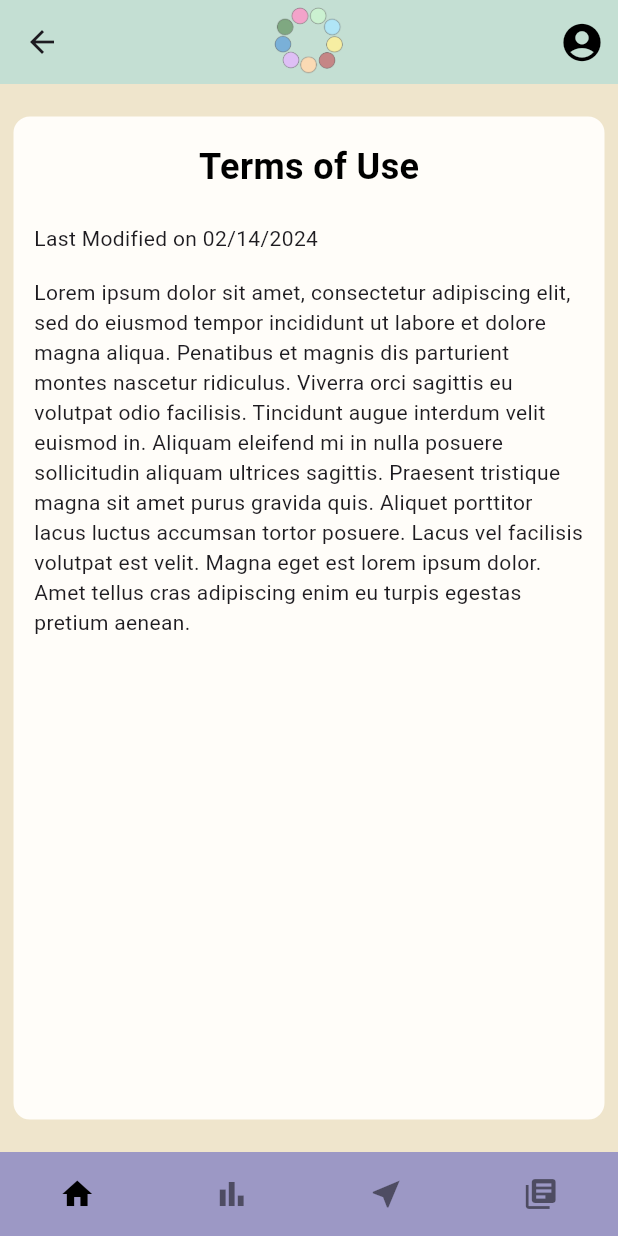
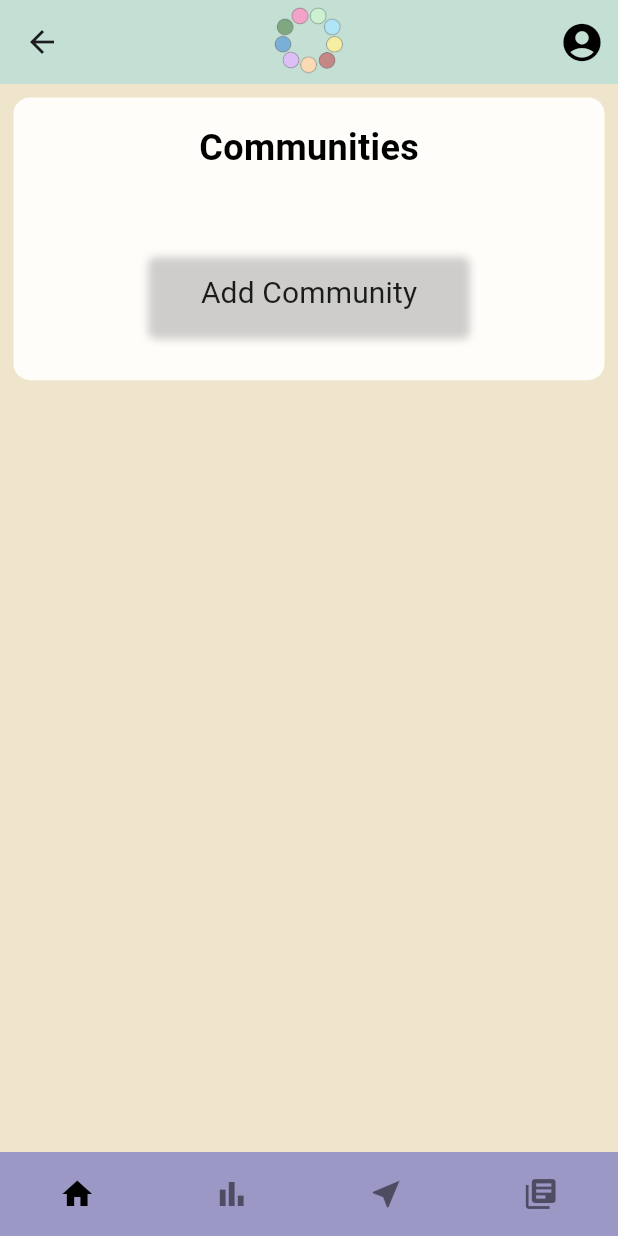
Before and after one commit to Virtuous-Dev-Team/virtuous, a Flutter app: the DevSettingsPage screen opened by its route, on a phone screen of 412 x 824 dp. Run offline on Flutter 3.47's test engine with Material 3 defaults, Android fonts, the phone set to English and light mode, and no system bars; our stand-ins replace auto_size_text, cloud_firestore, firebase_auth, firebase_core, flutter_calendar_carousel, flutter_local_notifications and 13 more; missing offline and left inert: colours, dart:ffi, flutter_facebook_auth, geoflutterfire2; accounts and stored records are empty; generated files the repository leaves out were written again; Roboto replaces fonts that are missing (Adamina, Tinos).

Commit message:
Began Dev Page Layout

```diff
--- a/lib/screens/settingsScreen/devsettings.dart
+++ b/lib/screens/settingsScreen/devsettings.dart
@@ -28,6 +28,12 @@ class DevSettingsPage extends ConsumerStatefulWidget {
 }
 
 class _DevSettingsPageState extends ConsumerState<DevSettingsPage> {
+  TextEditingController newProfileName = TextEditingController();
+  TextEditingController newEmail = TextEditingController();
+  TextEditingController newCareer = TextEditingController(); //newRole
+  TextEditingController newCareerLength = TextEditingController(); //newLength
+  late String currentCommunity;
+  bool newListExist = false;
   @override
   void initState() {
     super.initState();
@@ -42,14 +48,19 @@ class _DevSettingsPageState extends ConsumerState<DevSettingsPage> {
   Widget build(BuildContext context) {
     double screenHeight = MediaQuery.of(context).size.height;
     double screenWidth = MediaQuery.of(context).size.width;
+
+    List<String> careerDropdownValues = [
+        'Legal',
+        'Alcoholics Anonymous',
+    ];
+
     return Scaffold(
     backgroundColor: Color(0xFFEFE5CC),
     appBar: AppBarWidget('regular'),
-        body: Center(
-          child: SingleChildScrollView(
+    body: SingleChildScrollView(
       child: Container(
-              width: screenWidth,
-              height: screenHeight / 1.2,
+        child: Center(
+          child: Container(
             decoration: BoxDecoration(
               color: Color(0xFFFFFDF9),
               border: Border.all(color: Color(0xFFFEFE5CC), width: 9.0),
@@ -59,55 +70,108 @@ class _DevSettingsPageState extends ConsumerState<DevSettingsPage> {
             ),
             padding: EdgeInsets.only(
               top: screenHeight / 50,
-                bottom: screenHeight / 50,
+              bottom: screenHeight / 25,
               left: screenWidth / 30,
               right: screenWidth / 30,
             ),
+            child: Padding(
+              padding: const EdgeInsets.symmetric(horizontal: 8.0),
               child: Column(
-                mainAxisAlignment: MainAxisAlignment.start,
                 crossAxisAlignment: CrossAxisAlignment.center,
                 children: [
                   Text(
-                    "Terms of Use",
-                    style: GoogleFonts.adamina(
-                      textStyle: TextStyle(
+                    "Communities",
+                    style: TextStyle(
                       fontSize: 24,
                       fontWeight: FontWeight.bold,
                       color: Colors.black,
                     ),
                   ),
+                  SizedBox(
+                    height: 30,
                   ),
+                  // Container(
+                  //       child:
+                  //        ListView.builder(
+                  //         itemCount: careerDropdownValues.length,
+                  //         itemBuilder: (context, index) {
+                  //           return MaterialButton(
+                  //               onPressed: () {
+                  //               },
+                  //               child: Container(
+                  //                 decoration: BoxDecoration(
+                  //                   color: Colours.swatch(
+                  //                       clrBackground), // Dark purple color
+                  //                   borderRadius: BorderRadius.circular(
+                  //                       5), // Adjusted border radius
+                  //                   boxShadow: [
+                  //                     BoxShadow(
+                  //                       color: Colors.grey.withOpacity(0.5),
+                  //                       spreadRadius: 2,
+                  //                       blurRadius: 4,
+                  //                       offset: Offset(0, 3),
+                  //                     ),
+                  //                   ],
+                  //                 ),
+                  //                 width: 210,
+                  //                 height: 50,
+                  //                 child: Center(
+                  //                   child: Text(
+                  //                     "Edit ${careerDropdownValues[index]} Community",
+                  //                     style: GoogleFonts.tinos(
+                  //                       textStyle: TextStyle(
+                  //                         fontSize: 20,
+                  //                         fontWeight: FontWeight.normal,
+                  //                       ),
+                  //                     ),
+                  //                   ),
+                  //                 ),
+                  //               ),
+                  //             );
+                  //         }
+                  //       ),
+                  // ),
                   SizedBox(
-                    height: screenHeight / 40,
+                      height: 25,
                   ),
-                  Column(
-                    mainAxisAlignment: MainAxisAlignment.start,
-                    crossAxisAlignment: CrossAxisAlignment.start,
-                    children: [
-                      Text(
-                        'Last Modified on 02/14/2024',
-                        style: GoogleFonts.adamina(
+                   Center(
+                    child: MaterialButton(
+                      onPressed: () {
+                      },
+                      child: Container(
+                        decoration: BoxDecoration(
+                          color: Colours.swatch(
+                              clrBackground), // Dark purple color
+                          borderRadius: BorderRadius.circular(
+                              5), // Adjusted border radius
+                          boxShadow: [
+                            BoxShadow(
+                              color: Colors.grey.withOpacity(0.5),
+                              spreadRadius: 2,
+                              blurRadius: 4,
+                              offset: Offset(0, 3),
+                            ),
+                          ],
+                        ),
+                        width: 210,
+                        height: 50,
+                        child: Center(
+                          child: Text(
+                            "Add Community",
+                            style: GoogleFonts.tinos(
                               textStyle: TextStyle(
-                              fontSize: 14,
+                                fontSize: 20,
                                 fontWeight: FontWeight.normal,
-                              color: Colours.black),
                               ),
                             ),
-                      SizedBox(
-                        height: screenHeight / 50,
                           ),
-                      Text(
-                        'Lorem ipsum dolor sit amet, consectetur adipiscing elit, sed do eiusmod tempor incididunt ut labore et dolore magna aliqua. Penatibus et magnis dis parturient montes nascetur ridiculus. Viverra orci sagittis eu volutpat odio facilisis. Tincidunt augue interdum velit euismod in. Aliquam eleifend mi in nulla posuere sollicitudin aliquam ultrices sagittis. Praesent tristique magna sit amet purus gravida quis. Aliquet porttitor lacus luctus accumsan tortor posuere. Lacus vel facilisis volutpat est velit. Magna eget est lorem ipsum dolor. Amet tellus cras adipiscing enim eu turpis egestas pretium aenean.',
-                        style: GoogleFonts.adamina(
-                          textStyle: TextStyle(
-                              fontSize: 14,
-                              fontWeight: FontWeight.normal,
-                              color: Colours.swatch(clrText)),
+                        ),
+                      ),
                     ),
                   ),
                 ],
                 ),
-                ],
+              ),
             ),
           ),
         ),
```
Lines whose indentation alone changed are shown as unchanged.
